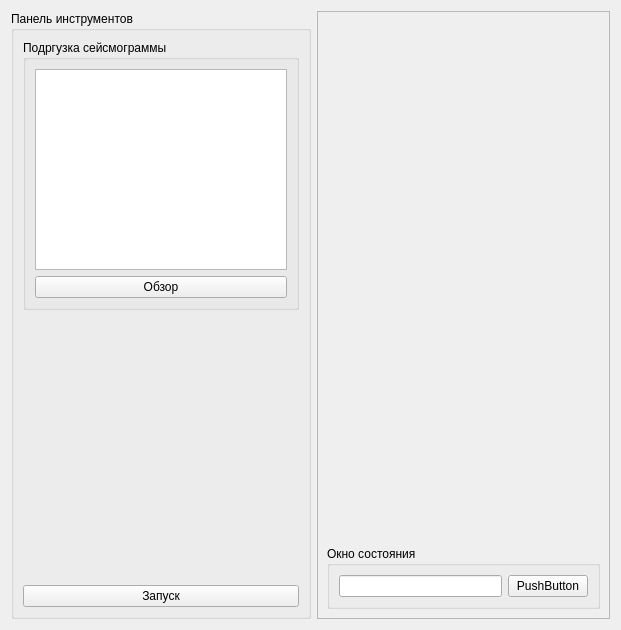
First picture: the form in seismictools/apps/example/UI/ExampleWidget.ui, repository gasng/SeismicTools, before the edit.
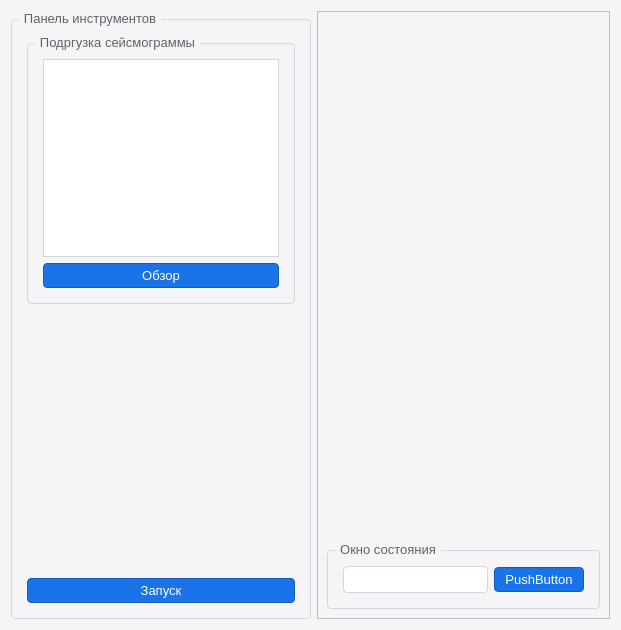
Second picture: the form after the edit.

```diff
--- a/seismictools/apps/example/UI/ExampleWidget.ui
+++ b/seismictools/apps/example/UI/ExampleWidget.ui
@@ -13,6 +13,192 @@
   <property name="windowTitle">
    <string>Form</string>
   </property>
+  <property name="styleSheet">
+   <string notr="true">/* Light theme QSS stylesheet */
+
+/* Base window */
+QMainWindow, QWidget {
+    background-color: #f5f5f7;
+    color: #202124;
+    font-family: &quot;Segoe UI&quot;, &quot;Roboto&quot;, &quot;Sans-Serif&quot;;
+    font-size: 10pt;
+}
+
+/* Labels */
+QLabel {
+    color: #202124;
+}
+
+/* Line edits, text edits, combo boxes, spin boxes */
+QLineEdit,
+QPlainTextEdit,
+QTextEdit,
+QSpinBox,
+QDoubleSpinBox,
+QComboBox {
+    background-color: #ffffff;
+    border: 1px solid #d0d7de;
+    border-radius: 4px;
+    padding: 4px 6px;
+    selection-background-color: #cde4ff;
+    selection-color: #202124;
+}
+
+QLineEdit:focus,
+QPlainTextEdit:focus,
+QTextEdit:focus,
+QSpinBox:focus,
+QDoubleSpinBox:focus,
+QComboBox:focus {
+    border: 1px solid #1a73e8;
+}
+
+/* Buttons */
+QPushButton {
+    background-color: #1a73e8;
+    color: #ffffff;
+    border-radius: 4px;
+    padding: 4px 10px;
+    border: 1px solid #185abc;
+}
+
+QPushButton:hover {
+    background-color: #1967d2;
+}
+
+QPushButton:pressed {
+    background-color: #174ea6;
+}
+
+QPushButton:disabled {
+    background-color: #e0e0e0;
+    color: #9e9e9e;
+    border-color: #d0d0d0;
+}
+
+/* Tool buttons */
+QToolButton {
+    background: transparent;
+    border-radius: 4px;
+    padding: 3px 6px;
+}
+
+QToolButton:hover {
+    background-color: #e8f0fe;
+}
+
+/* Checkboxes and radio buttons */
+QCheckBox, QRadioButton {
+    spacing: 6px;
+    color: #202124;
+}
+
+QCheckBox::indicator,
+QRadioButton::indicator {
+    width: 14px;
+    height: 14px;
+}
+
+/* Group boxes */
+QGroupBox {
+    border: 1px solid #d0d7de;
+    border-radius: 4px;
+    margin-top: 8px;
+    padding: 6px;
+}
+
+QGroupBox::title {
+    subcontrol-origin: margin;
+    left: 8px;
+    padding: 0 3px;
+    color: #5f6368;
+}
+
+/* Menubar */
+QMenuBar {
+    background-color: #f5f5f7;
+}
+
+QMenuBar::item {
+    padding: 3px 8px;
+}
+
+QMenuBar::item:selected {
+    background-color: #e8f0fe;
+}
+
+/* Menus */
+QMenu {
+    background-color: #ffffff;
+    border: 1px solid #d0d7de;
+}
+
+QMenu::item {
+    padding: 4px 18px 4px 24px;
+}
+
+QMenu::item:selected {
+    background-color: #e8f0fe;
+}
+
+/* Status bar */
+QStatusBar {
+    background-color: #f5f5f7;
+    border-top: 1px solid #d0d7de;
+}
+
+/* Scroll bars (simple, minimal) */
+QScrollBar:vertical {
+    background: #f5f5f7;
+    width: 12px;
+    margin: 0px;
+}
+
+QScrollBar::handle:vertical {
+    background: #c0c4cc;
+    min-height: 20px;
+    border-radius: 6px;
+}
+
+QScrollBar::handle:vertical:hover {
+    background: #a6aab2;
+}
+
+QScrollBar:horizontal {
+    background: #f5f5f7;
+    height: 12px;
+    margin: 0px;
+}
+
+QScrollBar::handle:horizontal {
+    background: #c0c4cc;
+    min-width: 20px;
+    border-radius: 6px;
+}
+
+QScrollBar::handle:horizontal:hover {
+    background: #a6aab2;
+}
+
+/* Table and list views */
+QTableView,
+QTreeView,
+QListView {
+    background-color: #ffffff;
+    border: 1px solid #d0d7de;
+    selection-background-color: #e8f0fe;
+    selection-color: #202124;
+}
+
+/* Headers */
+QHeaderView::section {
+    background-color: #f1f3f4;
+    padding: 4px;
+    border: 1px solid #d0d7de;
+    font-weight: 500;
+}
+</string>
+  </property>
   <layout class="QHBoxLayout" name="horizontalLayout">
    <item>
     <widget class="QGroupBox" name="ToolGB">
```
